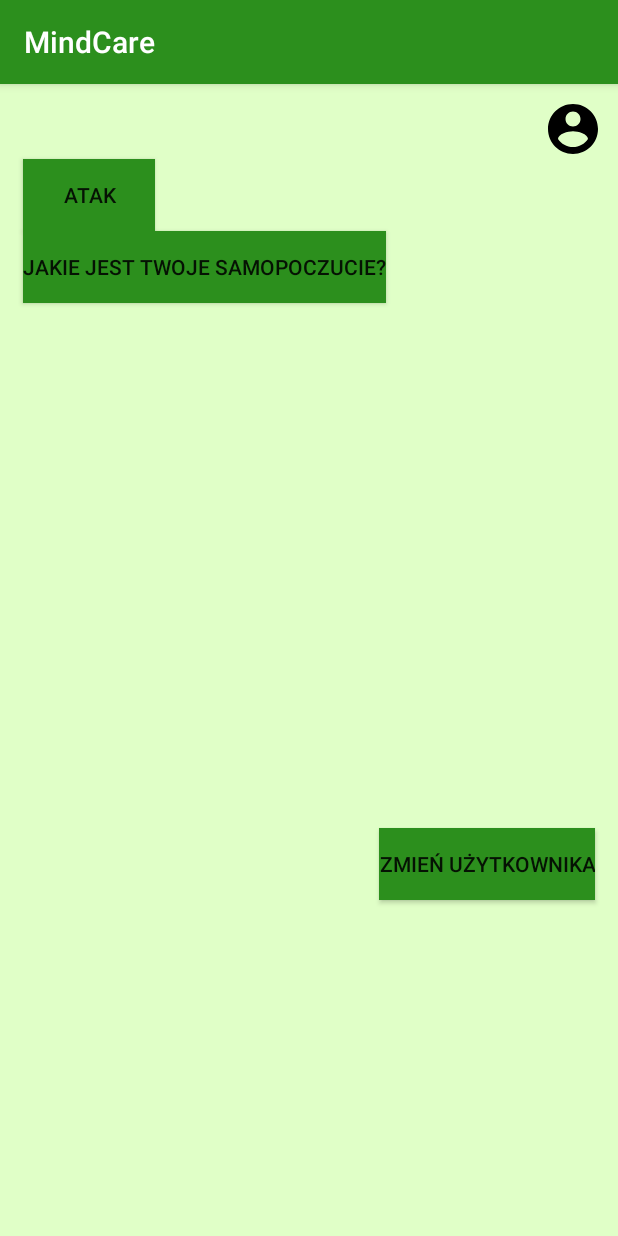
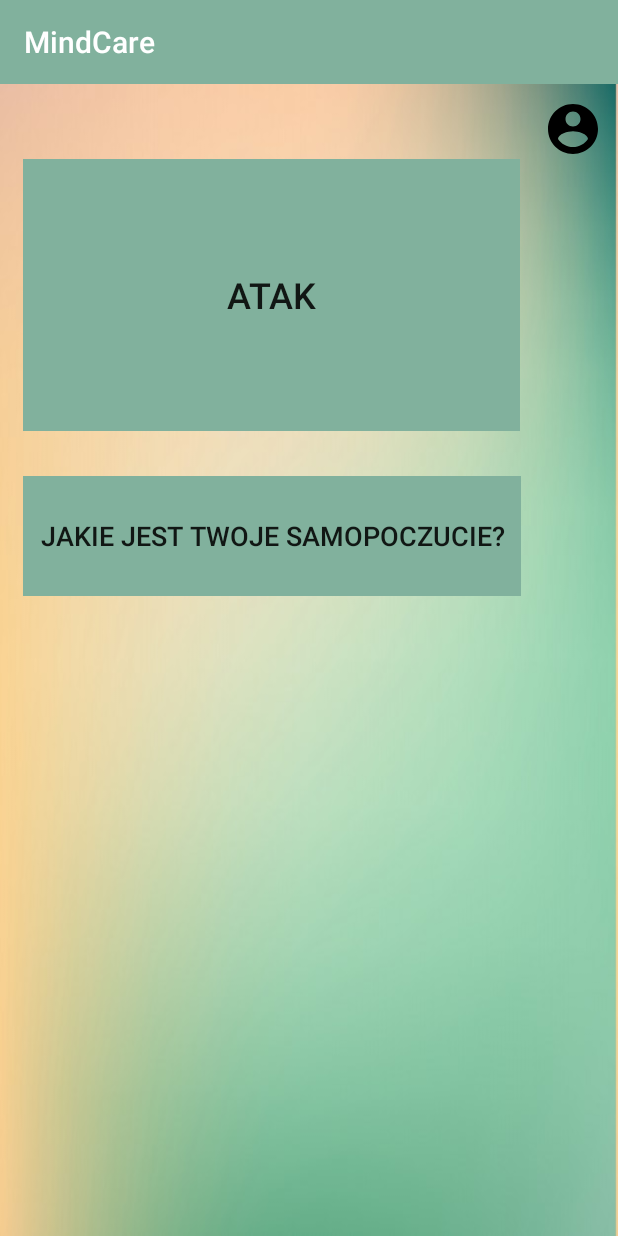
Before and after one commit to zJavaproject/TheWhiteWolfHackathon, an Android app: the Panel screen opened directly, with no data from a screen before it, on a phone screen of 412 x 824 dp. Run offline under Robolectric (Android 15) with nearby library versions, the phone set to English and light mode, and no system bars.

Commit message:
probably last commit

```diff
--- a/MobileApp/app/src/main/AndroidManifest.xml
+++ b/MobileApp/app/src/main/AndroidManifest.xml
@@ -5,6 +5,7 @@
     <uses-permission android:name="android.permission.INTERNET" />
 
     <application
+        android:hardwareAccelerated="false"
         android:allowBackup="true"
         android:icon="@mipmap/ic_launcher"
         android:label="@string/app_name"
--- a/MobileApp/app/src/main/java/com/example/mindcare/AttackActivity.java
+++ b/MobileApp/app/src/main/java/com/example/mindcare/AttackActivity.java
@@ -17,8 +17,7 @@ import android.widget.ImageView;
 import android.widget.TextView;
 
 public class AttackActivity extends AppCompatActivity {
-    Button btnCounting;
-    ImageButton btnBreathing;
+    ImageButton btnBreathing, btnCounting;
 
     @Override
     protected void onCreate(Bundle savedInstanceState) {
--- a/MobileApp/app/src/main/res/layout/activity_main.xml
+++ b/MobileApp/app/src/main/res/layout/activity_main.xml
@@ -46,6 +46,7 @@
         android:id="@+id/buttonMain"
         android:layout_width="match_parent"
         android:layout_height="wrap_content"
+        android:background="@color/colorPrimary"
         android:text="Zaloguj się"
         android:onClick="openMain"/>
 
--- a/MobileApp/app/src/main/res/layout/activity_mood.xml
+++ b/MobileApp/app/src/main/res/layout/activity_mood.xml
@@ -11,6 +11,7 @@
 <ScrollView xmlns:android="http://schemas.android.com/apk/res/android"
     android:layout_width="match_parent"
     android:layout_height="match_parent"
+    android:background="@drawable/gradient"
     android:fillViewport="true">
 
     <LinearLayout
@@ -255,6 +256,8 @@
             android:layout_width="match_parent"
             android:layout_height="wrap_content"
             android:text="Zapisz"
+            android:background="@color/colorPrimary"
+
             android:onClick="submit"/>
 
 
--- a/MobileApp/app/src/main/res/layout/activity_panel.xml
+++ b/MobileApp/app/src/main/res/layout/activity_panel.xml
@@ -5,7 +5,7 @@
     android:layout_width="match_parent"
     android:layout_height="match_parent"
     android:layout_weight="1"
-    android:background="@color/colorPrimaryLight"
+    android:background="@drawable/gradient"
     android:orientation="vertical"
     tools:context=".MainActivity">
 
@@ -21,35 +21,39 @@
 
     <Button
         android:id="@+id/btnAttack"
-        android:layout_width="wrap_content"
-        android:layout_height="wrap_content"
+        android:layout_width="331dp"
+        android:layout_height="181dp"
         android:layout_marginLeft="15dp"
         android:background="@color/colorPrimary"
-        android:text="@string/atak" />
+        android:gravity="center"
+        android:text="@string/atak"
+        android:textSize="24sp" />
 
 
     <Button
         android:id="@+id/buttonMoodForm"
-        android:layout_width="wrap_content"
-        android:layout_height="wrap_content"
+        android:layout_width="332dp"
+        android:layout_height="80dp"
         android:layout_marginLeft="15dp"
+        android:layout_marginTop="30dp"
         android:background="@color/colorPrimary"
         android:onClick="openMoodForm"
         android:text="Jakie jest twoje samopoczucie?"
+        android:textSize="18sp"
         tools:layout_editor_absoluteX="142dp"
         tools:layout_editor_absoluteY="178dp" />
 
-    <Button
-        android:id="@+id/buttonLogIn"
-        android:layout_width="wrap_content"
-        android:layout_height="wrap_content"
-        android:layout_gravity="bottom|right"
-        android:layout_marginTop="350dp"
-        android:layout_marginRight="15dp"
-        android:background="@color/colorPrimary"
-        android:onClick="logInView"
-        android:text="Zmień użytkownika"
-        tools:layout_editor_absoluteX="142dp"
-        tools:layout_editor_absoluteY="178dp" />
+<!--    <Button-->
+<!--        android:id="@+id/buttonLogIn"-->
+<!--        android:layout_width="wrap_content"-->
+<!--        android:layout_height="wrap_content"-->
+<!--        android:layout_gravity="bottom|right"-->
+<!--        android:layout_marginTop="150dp"-->
+<!--        android:layout_marginRight="15dp"-->
+<!--        android:background="@color/colorPrimary"-->
+<!--        android:onClick="logInView"-->
+<!--        android:text="Zmień użytkownika"-->
+<!--        tools:layout_editor_absoluteX="142dp"-->
+<!--        tools:layout_editor_absoluteY="178dp" />-->
 
 </LinearLayout>
--- a/MobileApp/app/src/main/res/layout/activity_register.xml
+++ b/MobileApp/app/src/main/res/layout/activity_register.xml
@@ -5,6 +5,7 @@
     android:layout_width="match_parent"
     android:layout_height="match_parent"
     tools:context=".Register"
+    android:background="@drawable/gradient"
     android:orientation="vertical">
 
     <TextView
@@ -98,6 +99,7 @@
         android:layout_width="match_parent"
         android:layout_height="wrap_content"
         android:text="Zarejestruj się"
+        android:background="@color/colorPrimary"
         android:onClick="openSignInForm"/>
 
 
--- a/MobileApp/app/src/main/res/layout/activity_sign_in.xml
+++ b/MobileApp/app/src/main/res/layout/activity_sign_in.xml
@@ -5,6 +5,7 @@
     android:layout_width="match_parent"
     android:layout_height="match_parent"
     tools:context=".SignIn"
+    android:background="@drawable/gradient"
     android:orientation="vertical">
 
     <TextView
@@ -45,6 +46,7 @@
         android:id="@+id/buttonMain"
         android:layout_width="match_parent"
         android:layout_height="wrap_content"
+        android:background="@color/colorPrimary"
         android:text="Zaloguj się"
         android:onClick="openMain"/>
 
--- a/MobileApp/app/src/main/res/layout/activity_user_view.xml
+++ b/MobileApp/app/src/main/res/layout/activity_user_view.xml
@@ -98,6 +98,7 @@
         android:layout_marginLeft="20dp"
         android:layout_marginTop="20dp"
         android:layout_marginRight="20dp"
+        android:background="@color/colorPrimary"
         android:text="Dodaj lekarza" />
 
 </LinearLayout>
--- a/MobileApp/app/src/main/res/values/colors.xml
+++ b/MobileApp/app/src/main/res/values/colors.xml
@@ -1,8 +1,8 @@
 <?xml version="1.0" encoding="utf-8"?>
 <resources>
-    <color name="colorPrimary">#2c8f1d</color>
+    <color name="colorPrimary">#81b19d</color>
     <color name="colorPrimaryLight">#e0ffc7</color>
-    <color name="colorPrimaryDark">#2c8f1d</color>
+    <color name="colorPrimaryDark">#619e85</color>
     <color name="colorAccent">#03DAC5</color>
     <color name="buttonColor">	#E0F2FF</color>
 </resources>
```
Also changed, not shown: MobileApp/app/src/main/res/layout/activity_attack.xml (+17 -7 lines), MobileApp/app/src/main/res/drawable/forest.jpg (added), MobileApp/app/src/main/res/drawable/gradient.jpg (added).
